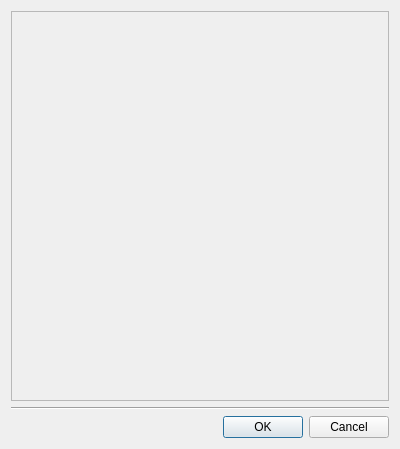
First picture: the form in vms/client/nx_vms_client_desktop/src/nx/vms/client/desktop/resource_dialogs/multiple_layout_selection_dialog.ui, repository networkoptix/nx_open, before the edit.
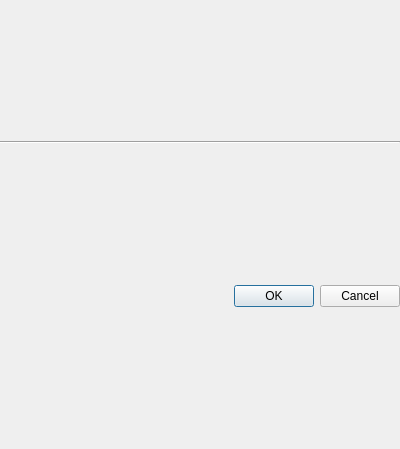
Second picture: the form after the edit. Custom widgets are drawn as their Qt base class.

Commit message: VMS-31332: Simplify multiple layout selection dialog implementation

Diff of the .ui file:
```diff
--- a/vms/client/nx_vms_client_desktop/src/nx/vms/client/desktop/resource_dialogs/multiple_layout_selection_dialog.ui
+++ b/vms/client/nx_vms_client_desktop/src/nx/vms/client/desktop/resource_dialogs/multiple_layout_selection_dialog.ui
@@ -13,48 +13,38 @@
   <property name="windowTitle">
    <string>Select Layouts</string>
   </property>
-  <layout class="QVBoxLayout" name="verticalLayout">
+  <layout class="QVBoxLayout" name="widgetLayout">
+   <property name="spacing">
+    <number>0</number>
+   </property>
+   <property name="leftMargin">
+    <number>0</number>
+   </property>
+   <property name="topMargin">
+    <number>0</number>
+   </property>
+   <property name="rightMargin">
+    <number>0</number>
+   </property>
+   <property name="bottomMargin">
+    <number>0</number>
+   </property>
    <item>
-    <widget class="nx::vms::client::desktop::FilteredResourceViewWidget" name="filteredResourceViewWidget">
-     <property name="sizePolicy">
-      <sizepolicy hsizetype="Preferred" vsizetype="MinimumExpanding">
-       <horstretch>0</horstretch>
-       <verstretch>0</verstretch>
-      </sizepolicy>
-     </property>
-    </widget>
-   </item>
-   <item>
-    <widget class="Line" name="line">
+    <widget class="Line" name="horizontalLine">
      <property name="orientation">
       <enum>Qt::Horizontal</enum>
      </property>
     </widget>
    </item>
    <item>
-    <layout class="QHBoxLayout" name="horizontalLayout">
-     <property name="leftMargin">
-      <number>16</number>
+    <widget class="QDialogButtonBox" name="buttonBox">
+     <property name="standardButtons">
+      <set>QDialogButtonBox::Cancel|QDialogButtonBox::Ok</set>
      </property>
-     <item>
-      <widget class="QDialogButtonBox" name="buttonBox">
-       <property name="standardButtons">
-        <set>QDialogButtonBox::Cancel|QDialogButtonBox::Ok</set>
-       </property>
-      </widget>
-     </item>
-    </layout>
+    </widget>
    </item>
   </layout>
  </widget>
- <customwidgets>
-  <customwidget>
-   <class>nx::vms::client::desktop::FilteredResourceViewWidget</class>
-   <extends>QScrollArea</extends>
-   <header>nx/vms/client/desktop/resource_dialogs/details/filtered_resource_view_widget.h</header>
-   <container>1</container>
-  </customwidget>
- </customwidgets>
  <resources/>
  <connections/>
 </ui>
```
The commit also changes 2 other files.
